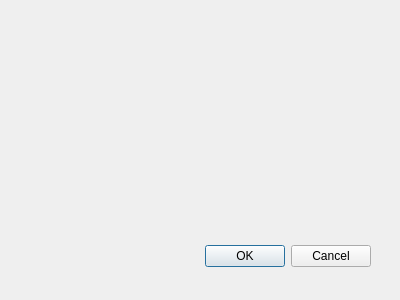
This is src/config.ui in Rafostar/castnow-gui as Qt 5 draws it before an edit. The edited form follows.
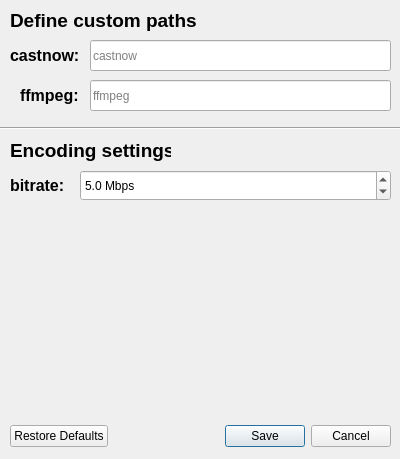
This is the edited form.

Commit message: Added few options to config dialog

The edit to the form file:
```diff
--- a/src/config.ui
+++ b/src/config.ui
@@ -9,18 +9,18 @@
     <x>0</x>
     <y>0</y>
     <width>400</width>
-    <height>300</height>
+    <height>459</height>
    </rect>
   </property>
   <property name="windowTitle">
    <string>Dialog</string>
   </property>
-  <widget name="buttonBox" class="QDialogButtonBox">
+  <widget class="QDialogButtonBox" name="buttonBoxConfig">
    <property name="geometry">
     <rect>
-     <x>30</x>
-     <y>240</y>
-     <width>341</width>
+     <x>10</x>
+     <y>420</y>
+     <width>381</width>
      <height>32</height>
     </rect>
    </property>
@@ -28,7 +28,202 @@
     <enum>Qt::Horizontal</enum>
    </property>
    <property name="standardButtons">
-    <set>QDialogButtonBox::Cancel|QDialogButtonBox::Ok</set>
+    <set>QDialogButtonBox::Cancel|QDialogButtonBox::RestoreDefaults|QDialogButtonBox::Save</set>
+   </property>
+   <property name="centerButtons">
+    <bool>false</bool>
+   </property>
+  </widget>
+  <widget class="QLabel" name="ffmpegPathLabel">
+   <property name="geometry">
+    <rect>
+     <x>20</x>
+     <y>80</y>
+     <width>61</width>
+     <height>31</height>
+    </rect>
+   </property>
+   <property name="font">
+    <font>
+     <pointsize>12</pointsize>
+     <weight>75</weight>
+     <bold>true</bold>
+    </font>
+   </property>
+   <property name="text">
+    <string>ffmpeg:</string>
+   </property>
+  </widget>
+  <widget class="QLabel" name="castnowPathLabel">
+   <property name="geometry">
+    <rect>
+     <x>10</x>
+     <y>40</y>
+     <width>71</width>
+     <height>31</height>
+    </rect>
+   </property>
+   <property name="font">
+    <font>
+     <pointsize>12</pointsize>
+     <weight>75</weight>
+     <bold>true</bold>
+    </font>
+   </property>
+   <property name="text">
+    <string>castnow:</string>
+   </property>
+  </widget>
+  <widget class="QLineEdit" name="ffmpegEditPath">
+   <property name="geometry">
+    <rect>
+     <x>90</x>
+     <y>80</y>
+     <width>301</width>
+     <height>31</height>
+    </rect>
+   </property>
+   <property name="placeholderText">
+    <string>ffmpeg</string>
+   </property>
+  </widget>
+  <widget class="QLineEdit" name="castnowEditPath">
+   <property name="geometry">
+    <rect>
+     <x>90</x>
+     <y>40</y>
+     <width>301</width>
+     <height>31</height>
+    </rect>
+   </property>
+   <property name="placeholderText">
+    <string>castnow</string>
+   </property>
+   <property name="clearButtonEnabled">
+    <bool>false</bool>
+   </property>
+  </widget>
+  <widget class="Line" name="line">
+   <property name="geometry">
+    <rect>
+     <x>0</x>
+     <y>120</y>
+     <width>401</width>
+     <height>16</height>
+    </rect>
+   </property>
+   <property name="font">
+    <font>
+     <pointsize>11</pointsize>
+    </font>
+   </property>
+   <property name="orientation">
+    <enum>Qt::Horizontal</enum>
+   </property>
+  </widget>
+  <widget class="QLabel" name="label">
+   <property name="geometry">
+    <rect>
+     <x>10</x>
+     <y>10</y>
+     <width>191</width>
+     <height>21</height>
+    </rect>
+   </property>
+   <property name="font">
+    <font>
+     <pointsize>14</pointsize>
+     <weight>75</weight>
+     <italic>false</italic>
+     <bold>true</bold>
+    </font>
+   </property>
+   <property name="text">
+    <string>Define custom paths</string>
+   </property>
+  </widget>
+  <widget class="QLabel" name="label_2">
+   <property name="geometry">
+    <rect>
+     <x>10</x>
+     <y>130</y>
+     <width>161</width>
+     <height>41</height>
+    </rect>
+   </property>
+   <property name="font">
+    <font>
+     <pointsize>14</pointsize>
+     <weight>75</weight>
+     <italic>false</italic>
+     <bold>true</bold>
+    </font>
+   </property>
+   <property name="text">
+    <string>Encoding settings</string>
+   </property>
+  </widget>
+  <widget class="QLabel" name="bitrateLabel">
+   <property name="geometry">
+    <rect>
+     <x>10</x>
+     <y>170</y>
+     <width>61</width>
+     <height>31</height>
+    </rect>
+   </property>
+   <property name="font">
+    <font>
+     <pointsize>12</pointsize>
+     <weight>75</weight>
+     <bold>true</bold>
+    </font>
+   </property>
+   <property name="text">
+    <string>bitrate:</string>
+   </property>
+  </widget>
+  <widget class="QDoubleSpinBox" name="doubleSpinBoxBitrate">
+   <property name="geometry">
+    <rect>
+     <x>80</x>
+     <y>170</y>
+     <width>311</width>
+     <height>31</height>
+    </rect>
+   </property>
+   <property name="font">
+    <font>
+     <weight>50</weight>
+     <italic>false</italic>
+     <bold>false</bold>
+     <underline>false</underline>
+     <strikeout>false</strikeout>
+    </font>
+   </property>
+   <property name="layoutDirection">
+    <enum>Qt::LeftToRight</enum>
+   </property>
+   <property name="wrapping">
+    <bool>false</bool>
+   </property>
+   <property name="alignment">
+    <set>Qt::AlignLeading|Qt::AlignLeft|Qt::AlignVCenter</set>
+   </property>
+   <property name="suffix">
+    <string> Mbps</string>
+   </property>
+   <property name="decimals">
+    <number>1</number>
+   </property>
+   <property name="minimum">
+    <double>1.000000000000000</double>
+   </property>
+   <property name="maximum">
+    <double>10.000000000000000</double>
+   </property>
+   <property name="value">
+    <double>5.000000000000000</double>
    </property>
   </widget>
  </widget>
```
Left out of the diff: 11 changed lines with no effect on the pictures.
